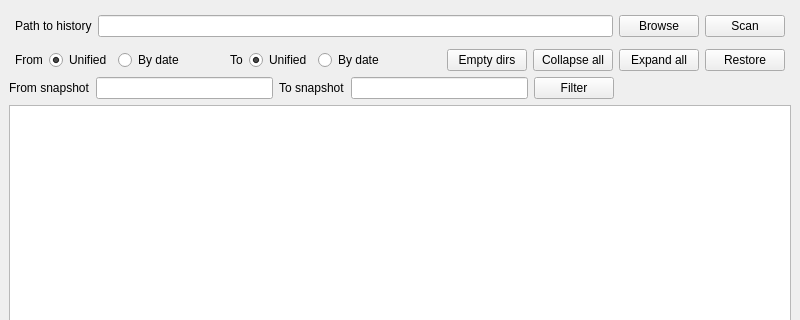
This is gui/history.ui in mixeme/Columbo as Qt 5 draws it before an edit; both pictures show x 0 to 800 and y 0 to 320 of the 800 by 600 pixel window. The edited form follows.
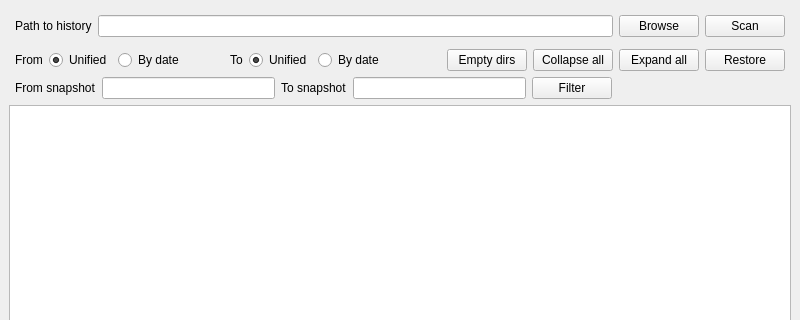
This is the edited form.

```diff
--- a/gui/history.ui
+++ b/gui/history.ui
@@ -201,6 +201,12 @@
     </item>
     <item>
      <layout class="QHBoxLayout" name="horizontalLayout_3">
+      <property name="leftMargin">
+       <number>6</number>
+      </property>
+      <property name="rightMargin">
+       <number>6</number>
+      </property>
       <item>
        <widget class="QLabel" name="label_2">
         <property name="text">
```
Left out of the diff: 2 changed lines with no effect on the pictures.
